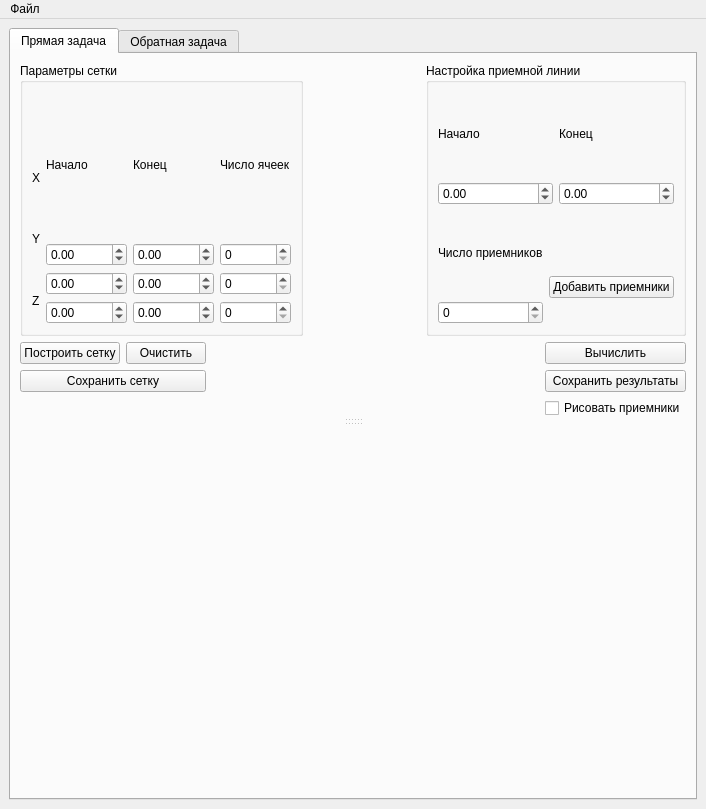
Qt form design/main.ui (SweetRollxd/magnetic-survey) before a commit.
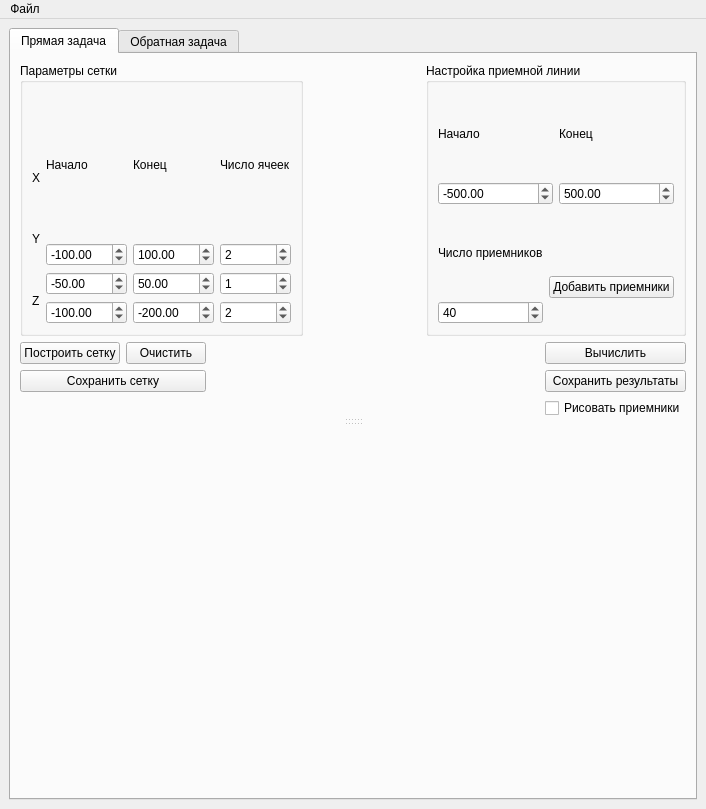
The same form after that commit.

The edit to the form file:
```diff
--- a/design/main.ui
+++ b/design/main.ui
@@ -97,6 +97,9 @@
                        <property name="maximum">
                         <double>10000.000000000000000</double>
                        </property>
+                       <property name="value">
+                        <double>-100.000000000000000</double>
+                       </property>
                       </widget>
                      </item>
                      <item>
@@ -107,6 +110,9 @@
                        <property name="maximum">
                         <double>10000.000000000000000</double>
                        </property>
+                       <property name="value">
+                        <double>-50.000000000000000</double>
+                       </property>
                       </widget>
                      </item>
                      <item>
@@ -117,6 +123,9 @@
                        <property name="maximum">
                         <double>10000.000000000000000</double>
                        </property>
+                       <property name="value">
+                        <double>-100.000000000000000</double>
+                       </property>
                       </widget>
                      </item>
                     </layout>
@@ -138,6 +147,9 @@
                        <property name="maximum">
                         <double>10000.000000000000000</double>
                        </property>
+                       <property name="value">
+                        <double>100.000000000000000</double>
+                       </property>
                       </widget>
                      </item>
                      <item>
@@ -148,6 +160,9 @@
                        <property name="maximum">
                         <double>10000.000000000000000</double>
                        </property>
+                       <property name="value">
+                        <double>50.000000000000000</double>
+                       </property>
                       </widget>
                      </item>
                      <item>
@@ -158,6 +173,9 @@
                        <property name="maximum">
                         <double>10000.000000000000000</double>
                        </property>
+                       <property name="value">
+                        <double>-200.000000000000000</double>
+                       </property>
                       </widget>
                      </item>
                     </layout>
@@ -172,13 +190,25 @@
                       </widget>
                      </item>
                      <item>
-                      <widget class="QSpinBox" name="xCntSB"/>
+                      <widget class="QSpinBox" name="xCntSB">
+                       <property name="value">
+                        <number>2</number>
+                       </property>
+                      </widget>
                      </item>
                      <item>
-                      <widget class="QSpinBox" name="yCntSB"/>
+                      <widget class="QSpinBox" name="yCntSB">
+                       <property name="value">
+                        <number>1</number>
+                       </property>
+                      </widget>
                      </item>
                      <item>
-                      <widget class="QSpinBox" name="zCntSB"/>
+                      <widget class="QSpinBox" name="zCntSB">
+                       <property name="value">
+                        <number>2</number>
+                       </property>
+                      </widget>
                      </item>
                     </layout>
                    </item>
@@ -225,6 +255,9 @@
                        <property name="maximum">
                         <double>10000.000000000000000</double>
                        </property>
+                       <property name="value">
+                        <double>-500.000000000000000</double>
+                       </property>
                       </widget>
                      </item>
                     </layout>
@@ -246,6 +279,9 @@
                        <property name="maximum">
                         <double>10000.000000000000000</double>
                        </property>
+                       <property name="value">
+                        <double>500.000000000000000</double>
+                       </property>
                       </widget>
                      </item>
                     </layout>
@@ -268,6 +304,9 @@
                        <property name="maximum">
                         <number>10000</number>
                        </property>
+                       <property name="value">
+                        <number>40</number>
+                       </property>
                       </widget>
                      </item>
                     </layout>
```
Left out of the diff: 33 changed lines with no effect on the pictures.
